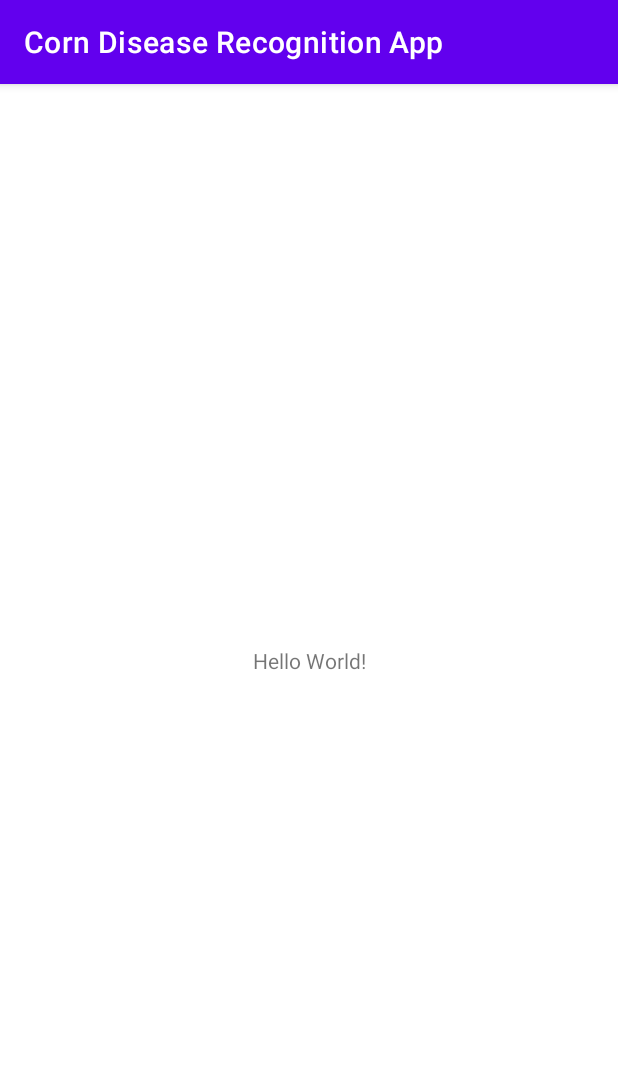
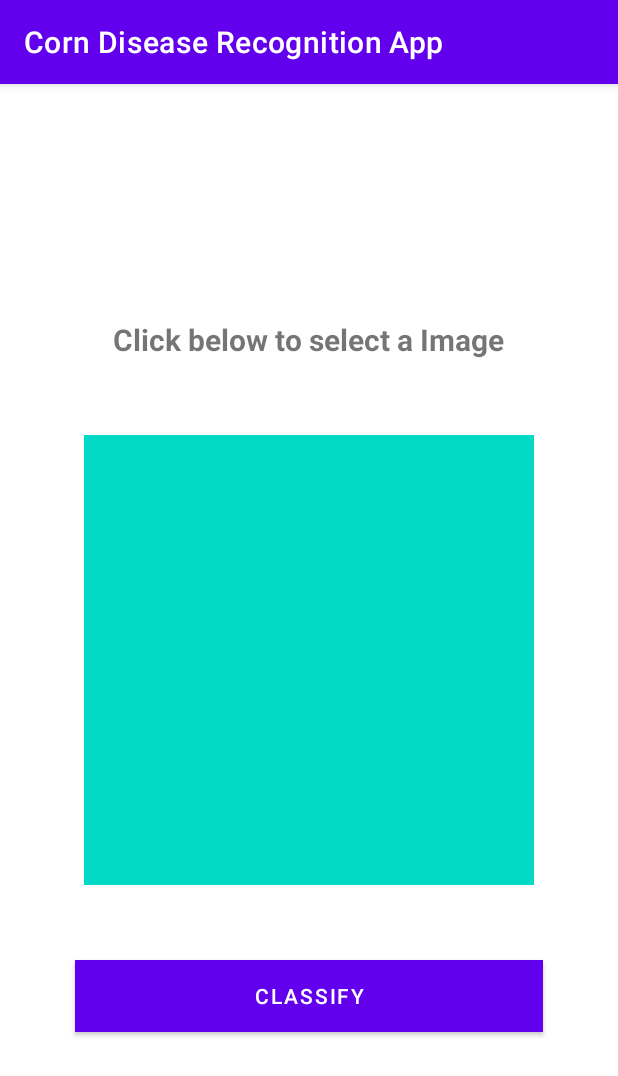
Before and after one commit to adhiiisetiawan/corn-disease-recognition, an Android app: the screen it shows after launch (MainActivity), on a phone screen of 412 x 824 dp. Shown: the top 1076 px of the screen. Run offline under Robolectric (Android 15) with nearby library versions, the phone set to English and light mode, and no system bars.

Commit message:
add layout xml

```diff
--- a/CornDiseaseRecognitionApp/app/src/main/res/layout/activity_main.xml
+++ b/CornDiseaseRecognitionApp/app/src/main/res/layout/activity_main.xml
@@ -1,5 +1,5 @@
 <?xml version="1.0" encoding="utf-8"?>
-<androidx.constraintlayout.widget.ConstraintLayout xmlns:android="http://schemas.android.com/apk/res/android"
+<RelativeLayout xmlns:android="http://schemas.android.com/apk/res/android"
     xmlns:app="http://schemas.android.com/apk/res-auto"
     xmlns:tools="http://schemas.android.com/tools"
     android:layout_width="match_parent"
@@ -9,10 +9,33 @@
     <TextView
         android:layout_width="wrap_content"
         android:layout_height="wrap_content"
-        android:text="Hello World!"
-        app:layout_constraintBottom_toBottomOf="parent"
-        app:layout_constraintEnd_toEndOf="parent"
-        app:layout_constraintStart_toStartOf="parent"
-        app:layout_constraintTop_toTopOf="parent" />
+        android:id="@+id/classifytext"
+        android:layout_above="@+id/image"
+        android:layout_centerHorizontal="true"
+        android:layout_marginBottom="50dp"
+        android:text="Click below to select a Image"
+        android:textStyle="bold"
+        android:textSize="20dp">
 
-</androidx.constraintlayout.widget.ConstraintLayout>
+    </TextView>
+    <ImageView
+        android:layout_width="300dp"
+        android:layout_height="300dp"
+        android:layout_centerVertical="true"
+        android:src="@color/teal_200"
+        android:layout_centerHorizontal="true"
+        android:id="@+id/image">
+    </ImageView>
+    <Button
+        android:layout_width="match_parent"
+        android:layout_height="wrap_content"
+        android:id="@+id/classify"
+        android:layout_centerHorizontal="true"
+        android:layout_below="@+id/image"
+        android:layout_margin="50dp"
+        android:text="Classify"
+        android:background="#ffff"
+        android:textColor="#ffff">
+    </Button>
+
+</RelativeLayout>
```
